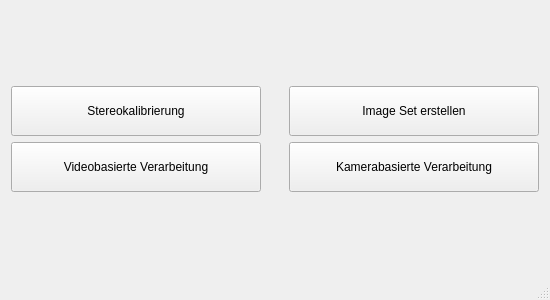
Old version of the form mainwindow.ui in the repository DPool3/ZmedAR.
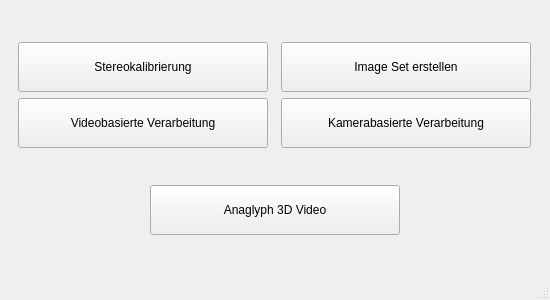
New version of the form.

Commit message: Added anaglyph 3d view. Added window for anaglyph 3d video. Added anaglyph 3d button to mainwindow.

Patch:
```diff
--- a/mainwindow.ui
+++ b/mainwindow.ui
@@ -28,8 +28,6 @@
   <widget class="QWidget" name="centralWidget">
    <layout class="QGridLayout" name="gridLayout">
     <item row="0" column="0">
-     <layout class="QHBoxLayout" name="horizontalLayout">
-      <item>
        <layout class="QVBoxLayout" name="verticalLayout_2">
         <item>
          <widget class="QPushButton" name="stereoCalibration_button">
@@ -71,20 +69,7 @@
         </item>
        </layout>
       </item>
-      <item>
-       <spacer name="horizontalSpacer">
-        <property name="orientation">
-         <enum>Qt::Horizontal</enum>
-        </property>
-        <property name="sizeHint" stdset="0">
-         <size>
-          <width>40</width>
-          <height>20</height>
-         </size>
-        </property>
-       </spacer>
-      </item>
-      <item>
+    <item row="0" column="1">
        <layout class="QVBoxLayout" name="verticalLayout">
         <item>
          <widget class="QPushButton" name="imageSet_button">
@@ -125,6 +110,47 @@
          </widget>
         </item>
        </layout>
+    </item>
+    <item row="1" column="0" colspan="2">
+     <layout class="QHBoxLayout" name="horizontalLayout_2">
+      <item>
+       <spacer name="horizontalSpacer_2">
+        <property name="orientation">
+         <enum>Qt::Horizontal</enum>
+        </property>
+        <property name="sizeHint" stdset="0">
+         <size>
+          <width>40</width>
+          <height>20</height>
+         </size>
+        </property>
+       </spacer>
+      </item>
+      <item>
+       <widget class="QPushButton" name="anaglyph3DButton">
+        <property name="minimumSize">
+         <size>
+          <width>250</width>
+          <height>50</height>
+         </size>
+        </property>
+        <property name="text">
+         <string>Anaglyph 3D Video</string>
+        </property>
+       </widget>
+      </item>
+      <item>
+       <spacer name="horizontalSpacer_3">
+        <property name="orientation">
+         <enum>Qt::Horizontal</enum>
+        </property>
+        <property name="sizeHint" stdset="0">
+         <size>
+          <width>40</width>
+          <height>20</height>
+         </size>
+        </property>
+       </spacer>
       </item>
      </layout>
     </item>
```
Lines whose indentation alone changed are shown as unchanged. The commit also changes 7 other files.
